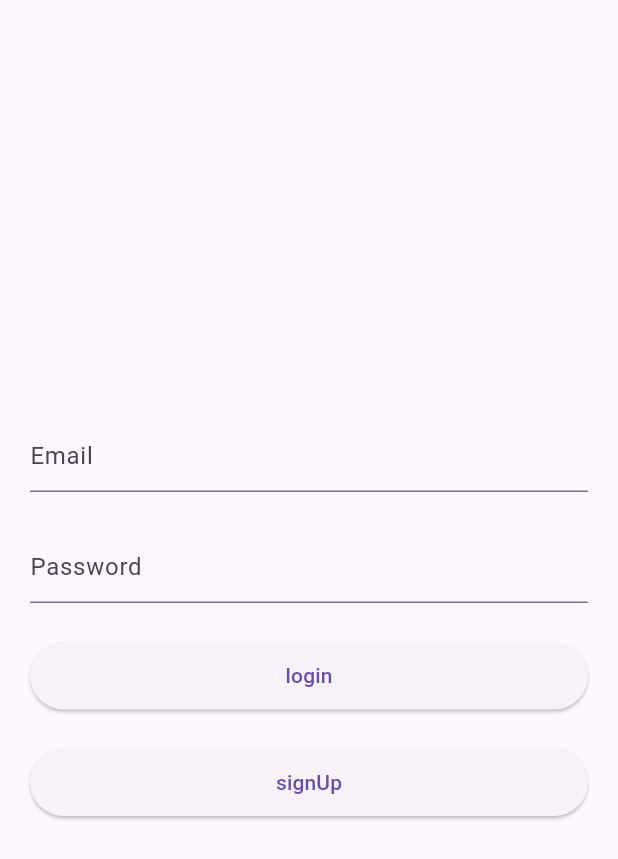
After one commit to Den4ik598/second_example_flutter, a Flutter app: the signUp screen opened directly, on a phone screen of 412 x 824 dp. The commit adds this screen. Shown: the top 859 px of the screen. Run offline on Flutter 3.47's test engine with Material 3 defaults, Android fonts, the phone set to English and light mode, and no system bars; our stand-ins replace firebase_auth, firebase_core, shared_preferences; missing offline and left inert: flutter_vibrate; accounts and stored records are empty.

Commit message:
auth and login

```diff
--- /dev/null
+++ b/lib/auth/navigator_key.dart
@@ -0,0 +1,3 @@
+import 'package:flutter/widgets.dart';
+
+final navigatorKey = GlobalKey<NavigatorState>();
--- /dev/null
+++ b/lib/main_window/dto/list_item.dart
@@ -0,0 +1,9 @@
+class ListItem {
+  final String name;
+  final String type;
+  final int pause;
+  final int count;
+
+
+  ListItem({required this.name, required this.type, required this.pause, required this.count});
+}
--- /dev/null
+++ b/lib/sign_up_page/sign_up.dart
@@ -0,0 +1,138 @@
+import 'package:firebase_auth/firebase_auth.dart';
+import 'package:flutter/material.dart';
+import 'package:login/auth/navigator_key.dart';
+
+
+class signUp extends StatefulWidget {
+  const signUp({super.key});
+
+  @override
+  State<signUp> createState() => _LoginPageState();
+}
+
+class _LoginPageState extends State<signUp> {
+  final _formKey = GlobalKey<FormState>();
+  bool isLoading = false;
+  final TextEditingController _email = TextEditingController();
+  final TextEditingController _password = TextEditingController();
+
+  signInWithEmailAndPassword() async {
+        try {
+          setState(() {
+            isLoading = true;
+          });
+      await FirebaseAuth.instance.signInWithEmailAndPassword(
+        email: _email.text,
+        password: _password.text,
+      );
+      setState(() {
+            isLoading = false;
+          });
+    } on FirebaseAuthException catch (e) {
+      setState(() {
+            isLoading = true;
+          });
+      if (e.code == 'user-not-found') {
+        return ScaffoldMessenger.of(navigatorKey.currentContext!).showSnackBar(
+          const SnackBar(content: Text("No Uesr found for that email"),),
+        );
+
+      } else if (e.code == 'wrong-password') {
+        return ScaffoldMessenger.of(navigatorKey.currentContext!).showSnackBar(
+          const SnackBar(content: Text("Wrong password"),),
+        );
+      }
+    }
+  }
+
+  createUserWithEmailAndPassword() async{
+    try {
+        await FirebaseAuth.instance.createUserWithEmailAndPassword(
+          email: _email.text,
+          password: _password.text,
+        );
+      } on FirebaseAuthException catch (e) {
+        if (e.code == 'weak-password') {
+          return ScaffoldMessenger.of(navigatorKey.currentContext!).showSnackBar(
+          const SnackBar(content: Text("the password provided is too weak"),),
+          );
+        } else if (e.code == 'email-already-in-use') {
+          return ScaffoldMessenger.of(navigatorKey.currentContext!).showSnackBar(
+          const SnackBar(content: Text("The account exists for that email"),),
+          );
+        }
+      } catch (e) {
+        print(e);
+      }
+  }
+
+  @override
+  Widget build(BuildContext context) {
+    return Scaffold(
+        body: Center(
+      child: Padding(
+          padding: const EdgeInsets.all(20.0),
+          child: Form(
+            key: _formKey,
+            child: Column(
+              mainAxisAlignment: MainAxisAlignment.spaceEvenly,
+              children: [
+                const Spacer(flex: 10,),
+                TextFormField(
+                  controller: _email,
+                  validator: (text) {
+                    if (text == null || text.isEmpty) {
+                      return 'Email is empty';
+                    }
+                    return null;
+                  },
+                  decoration: const InputDecoration(
+                      hintText: "Email",
+                      fillColor: Color.fromARGB(255, 172, 12, 201)),
+                ),
+                const Spacer(),
+                TextFormField(
+                  controller: _password,
+                  validator: (text) {
+                    if (text == null || text.isEmpty) {
+                      return 'Password is empty';
+                    }
+                    return null;
+                  },
+                  decoration: const InputDecoration(
+                      hintText: "Password",
+                      fillColor: Color.fromARGB(255, 172, 12, 201)),
+                ),
+                const Spacer(),
+                SizedBox(
+                  width: double.infinity,
+                  height: 45,
+                  child: ElevatedButton(
+                    onPressed: () {
+                      if (_formKey.currentState!.validate()) {
+                        signInWithEmailAndPassword();
+                      }
+                    },
+                    child: isLoading ? const Center(child: CircularProgressIndicator(color: Colors.purple,),):const Text("login"),
+                  ),
+                ),
+                const Spacer(),
+                SizedBox(
+                  width: double.infinity,
+                  height: 45,
+                  child: ElevatedButton(
+                    onPressed: () {
+                      if (_formKey.currentState!.validate()) {
+
+                      }
+                    },
+                    child: isLoading ? const Center(child: CircularProgressIndicator(color: Colors.purple,),): const Text("signUp"),
+                  ),
+                ),
+                const Spacer(flex: 10,),
+              ],
+            ),
+          )),
+    ));
+  }
+}
--- a/pubspec.yaml
+++ b/pubspec.yaml
@@ -36,6 +36,10 @@ dependencies:
   # Use with the CupertinoIcons class for iOS style icons.
   cupertino_icons: ^1.0.2
   firebase_core: ^2.24.2
+  firebase_auth: ^4.16.0
+  flutter_vibrate: ^1.3.0
+  shared_preferences: ^2.2.2
+  provider: ^6.1.1
 
 dev_dependencies:
   flutter_test:
```
Also changed, not shown: lib/add_item/add_item_form.dart (added, +139 -0 lines), lib/auth/auth_page.dart (added, +29 -0 lines), lib/auth/login_paga.dart (renamed from lib/login_paga.dart, +44 -6 lines), lib/main.dart (+4 -3 lines), lib/main_window/providers/list_provider.dart (added, +86 -0 lines), lib/main_window/ui/grid_list.dart (added, +31 -0 lines), lib/main_window/ui/main_screnn.dart (added, +92 -0 lines), lib/auth/firebase_options.dart (renamed from lib/firebase_options.dart), pubspec.lock, 4 other files.
